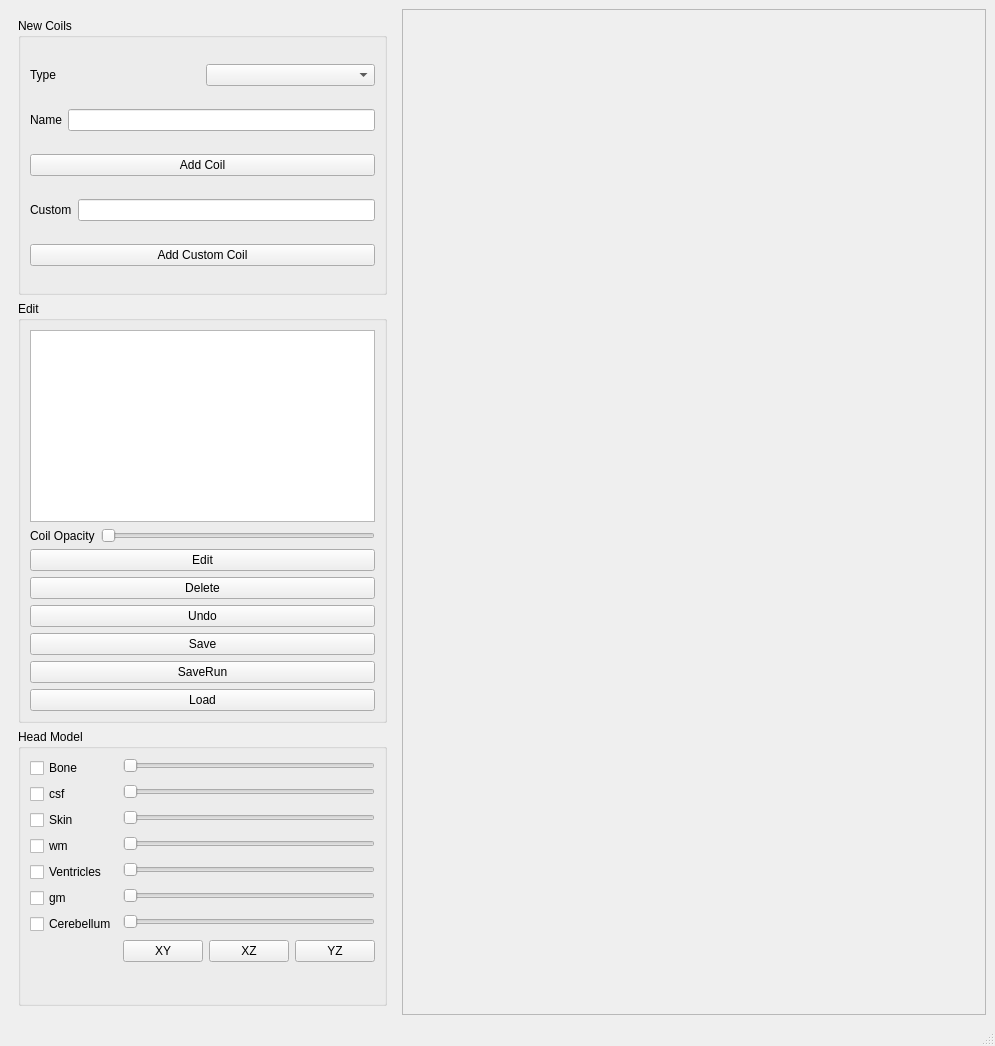
Before: the Qt Designer form src/bemfmm/gui/gui1.ui in BEM-FMM-Team/bem-fmm-python, drawn with Qt 5.
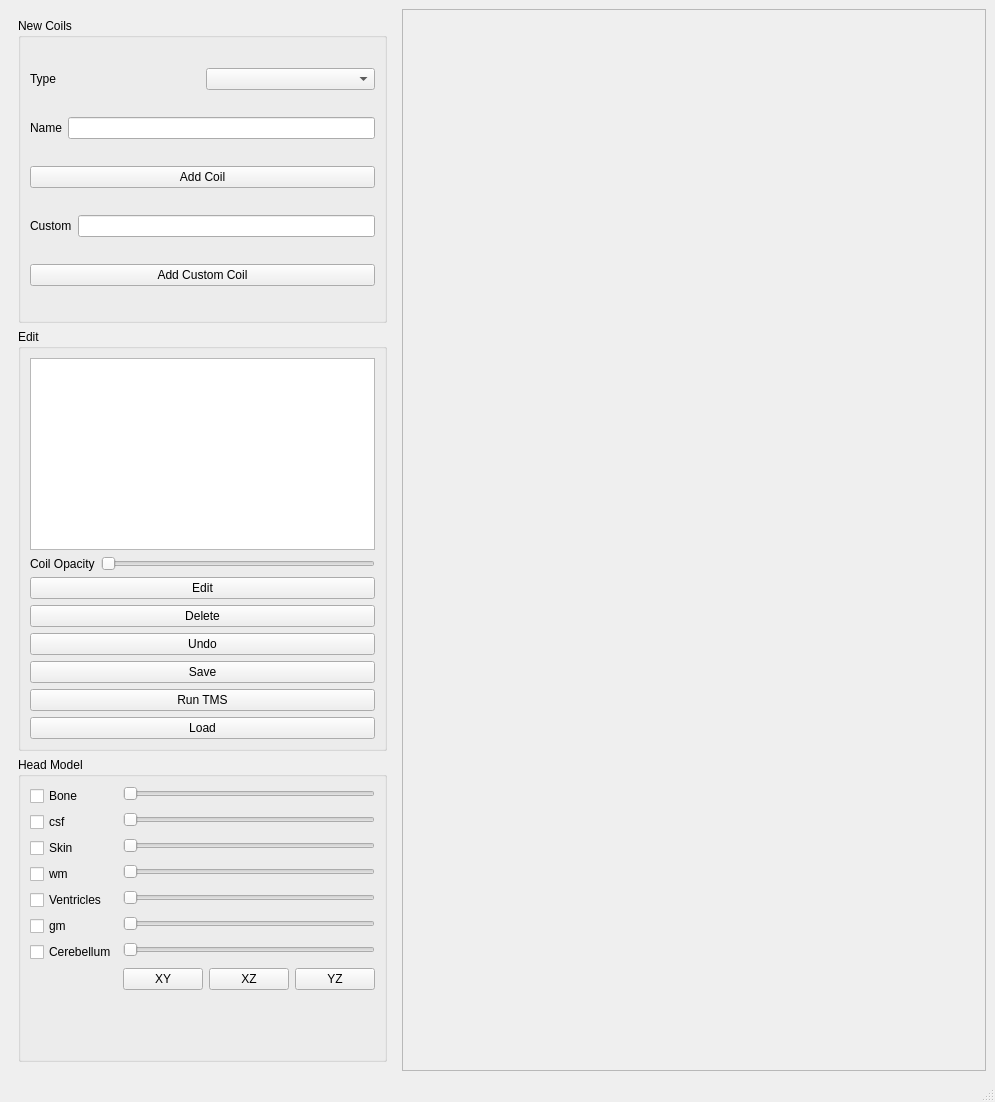
After: the same form once the commit is applied.

The edit to the form file:
```diff
--- a/src/bemfmm/gui/gui1.ui
+++ b/src/bemfmm/gui/gui1.ui
@@ -7,7 +7,7 @@
     <x>0</x>
     <y>0</y>
     <width>995</width>
-    <height>1046</height>
+    <height>1102</height>
    </rect>
   </property>
   <property name="windowTitle">
@@ -163,7 +163,7 @@
            <item>
             <widget class="QPushButton" name="SaveRun">
              <property name="text">
-              <string>SaveRun</string>
+              <string>Run TMS</string>
              </property>
             </widget>
            </item>
```
Left out of the diff: 4 changed lines with no effect on the pictures.
